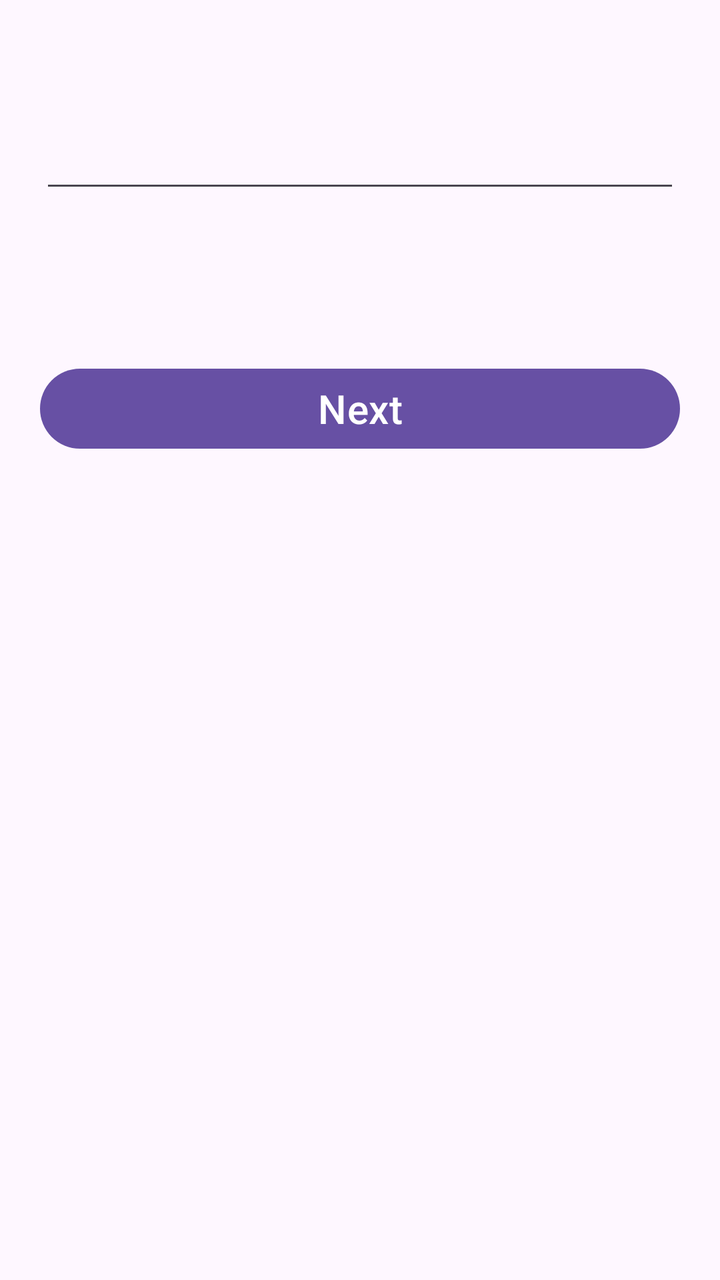
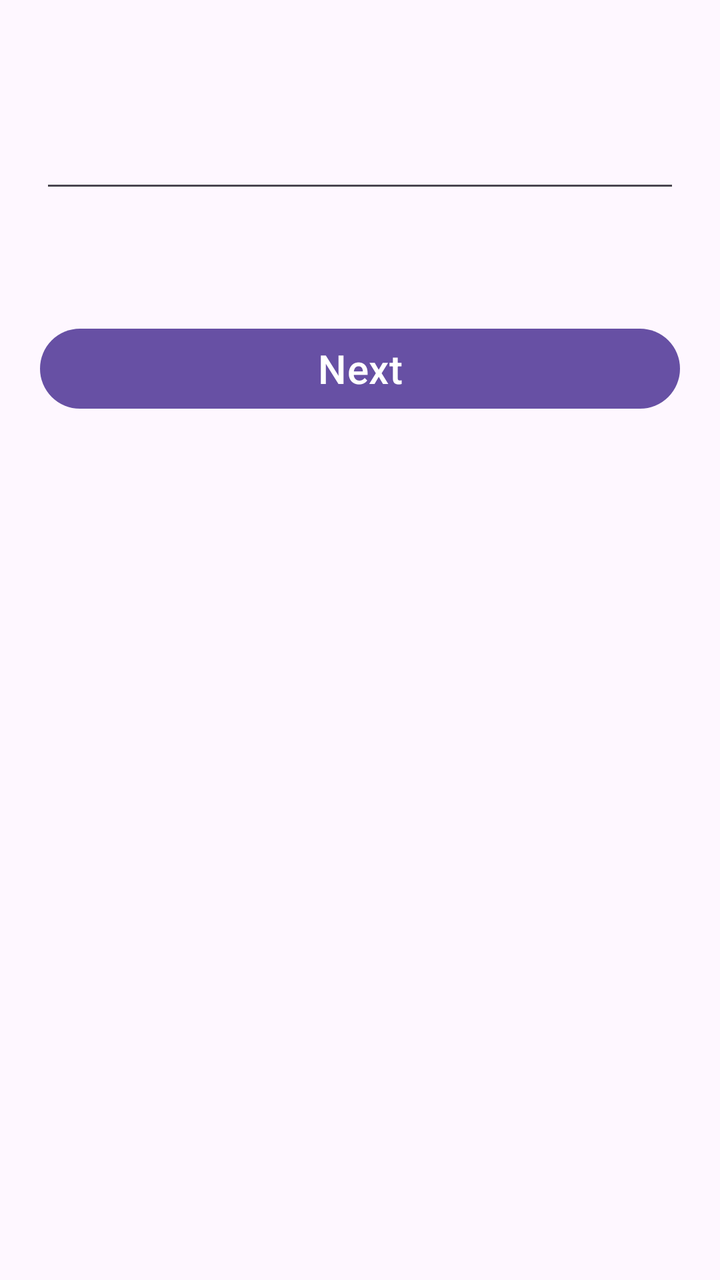

The first picture is an Android layout as it rendered before a commit; the second is the same layout after the commit. The layout source and the unified diff follow.
<!-- AndroidManifest.xml: application theme Theme._05_02_2026_FragmentCommunication_Demo -->
<!-- res/layout/fragment_first.xml -->
<?xml version="1.0" encoding="utf-8"?>
<androidx.constraintlayout.widget.ConstraintLayout xmlns:android="http://schemas.android.com/apk/res/android"
    xmlns:app="http://schemas.android.com/apk/res-auto"
    android:layout_width="match_parent"
    android:layout_height="match_parent">

    <EditText
        android:id="@+id/edtName"
        android:layout_width="match_parent"
        android:layout_height="wrap_content"
        android:layout_marginLeft="20dp"
        android:layout_marginTop="60dp"
        android:layout_marginRight="20dp"
        app:layout_constraintLeft_toLeftOf="parent"
        app:layout_constraintTop_toTopOf="parent" />

    <TextView
        android:id="@+id/txtCity"
        android:layout_width="match_parent"
        android:layout_height="wrap_content"
        android:layout_marginLeft="20dp"
        android:layout_marginTop="40dp"
        android:layout_marginRight="20dp"
        app:layout_constraintLeft_toLeftOf="parent"
        app:layout_constraintTop_toBottomOf="@id/edtName" />

    <Button
        android:id="@+id/btnNext"
        android:layout_width="match_parent"
        android:layout_height="wrap_content"
        android:layout_marginLeft="20dp"
        android:layout_marginTop="20dp"
        android:layout_marginRight="20dp"
        android:text="@string/next"
        android:textSize="20sp"
        app:layout_constraintTop_toBottomOf="@id/txtCity" />

</androidx.constraintlayout.widget.ConstraintLayout>
<!-- resources referenced by this layout -->
<resources>
  <string name="next">Next</string>
  <style name="Theme._05_02_2026_FragmentCommunication_Demo" parent="Base.Theme._05_02_2026_FragmentCommunication_Demo" />
  <style name="Base.Theme._05_02_2026_FragmentCommunication_Demo" parent="Theme.Material3.DayNight.NoActionBar">
          
          
      </style>
</resources>

<!-- the commit's change to res/layout/fragment_first.xml (unified diff, before → after) -->
@@ -19,7 +19,7 @@
         android:layout_width="match_parent"
         android:layout_height="wrap_content"
         android:layout_marginLeft="20dp"
-        android:layout_marginTop="40dp"
+        android:layout_marginTop="20dp"
         android:layout_marginRight="20dp"
         app:layout_constraintLeft_toLeftOf="parent"
         app:layout_constraintTop_toBottomOf="@id/edtName" />
@@ -31,8 +31,9 @@
         android:layout_marginLeft="20dp"
         android:layout_marginTop="20dp"
         android:layout_marginRight="20dp"
-        android:text="@string/next"
+        android:text="Next"
         android:textSize="20sp"
+        app:layout_constraintLeft_toLeftOf="parent"
         app:layout_constraintTop_toBottomOf="@id/txtCity" />
 
 </androidx.constraintlayout.widget.ConstraintLayout>
<!-- resource entries referenced after the edit -->
@@ -1,6 +1,5 @@
 <!-- resources referenced by this layout -->
 <resources>
-  <string name="next">Next</string>
   <style name="Theme._05_02_2026_FragmentCommunication_Demo" parent="Base.Theme._05_02_2026_FragmentCommunication_Demo" />
   <style name="Base.Theme._05_02_2026_FragmentCommunication_Demo" parent="Theme.Material3.DayNight.NoActionBar">
           
